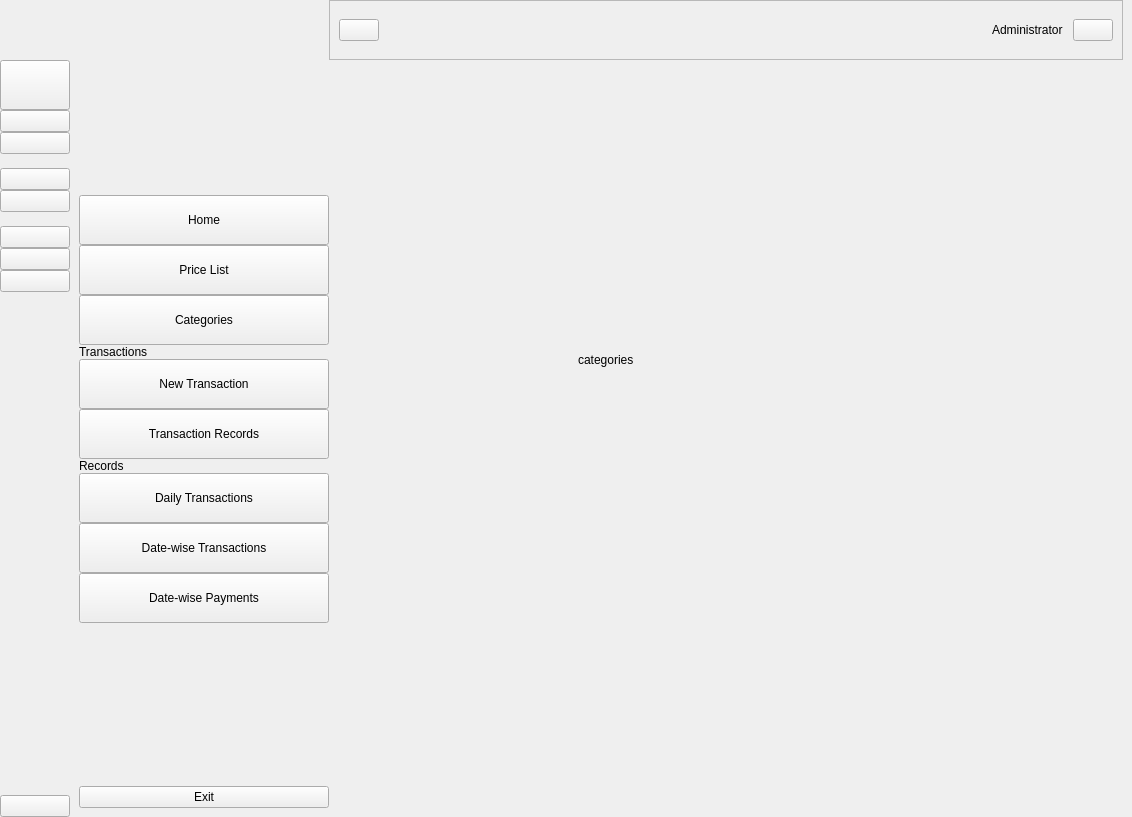
Above: BDPS.ui from GildaFeb/Transaction-Management-System before the change. Below: the same form after it.
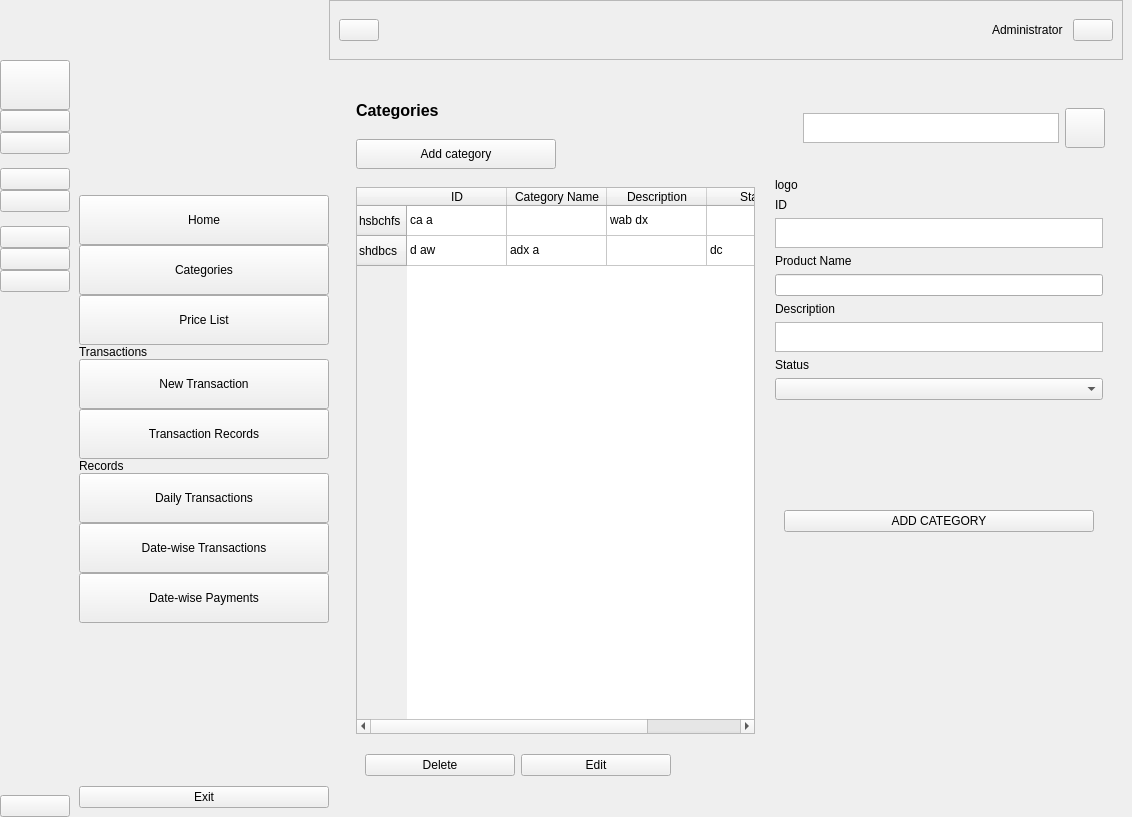
That is the form after the change. The open tabs and pages were chosen to show the change. Icons and pictures are not drawn.

Commit message: Variable Name and Datewise-Layouts

```diff
--- a/BDPS.ui
+++ b/BDPS.ui
@@ -492,39 +492,6 @@
            </property>
           </widget>
          </item>
-         <item>
-          <widget class="QPushButton" name="price_list_btn_2">
-           <property name="minimumSize">
-            <size>
-             <width>250</width>
-             <height>50</height>
-            </size>
-           </property>
-           <property name="cursor">
-            <cursorShape>PointingHandCursor</cursorShape>
-           </property>
-           <property name="text">
-            <string>Price List</string>
-           </property>
-           <property name="icon">
-            <iconset resource="resource.qrc">
-             <normaloff>:/icon/icon/10.png</normaloff>
-             <normalon>:/icon/icon/001lighticons-04full-removebg-preview.png</normalon>:/icon/icon/10.png</iconset>
-           </property>
-           <property name="iconSize">
-            <size>
-             <width>50</width>
-             <height>60</height>
-            </size>
-           </property>
-           <property name="checkable">
-            <bool>true</bool>
-           </property>
-           <property name="autoExclusive">
-            <bool>true</bool>
-           </property>
-          </widget>
-         </item>
          <item>
           <widget class="QPushButton" name="categories_btn_2">
            <property name="minimumSize">
@@ -555,6 +522,39 @@
            </property>
           </widget>
          </item>
+         <item>
+          <widget class="QPushButton" name="price_list_btn_2">
+           <property name="minimumSize">
+            <size>
+             <width>250</width>
+             <height>50</height>
+            </size>
+           </property>
+           <property name="cursor">
+            <cursorShape>PointingHandCursor</cursorShape>
+           </property>
+           <property name="text">
+            <string>Price List</string>
+           </property>
+           <property name="icon">
+            <iconset resource="resource.qrc">
+             <normaloff>:/icon/icon/10.png</normaloff>
+             <normalon>:/icon/icon/001lighticons-04full-removebg-preview.png</normalon>:/icon/icon/10.png</iconset>
+           </property>
+           <property name="iconSize">
+            <size>
+             <width>50</width>
+             <height>60</height>
+            </size>
+           </property>
+           <property name="checkable">
+            <bool>true</bool>
+           </property>
+           <property name="autoExclusive">
+            <bool>true</bool>
+           </property>
+          </widget>
+         </item>
          <item>
           <widget class="QLabel" name="transaction_label">
            <property name="text">
@@ -974,24 +974,26 @@
           </size>
          </property>
          <property name="styleSheet">
-          <string notr="true">#action_area, #table_area, #action_area_payment, #table_area_payment {
+          <string notr="true">#action_area, #table_area, #action_area_payment, #table_area_payment, #datewise_payment {
 	background-color:white;
 	border-radius: 10px;
 }
 
-#search{
+#edit_search_daily_tnx, #editSearch_dwt_4{
 	border-color: black;
 }
 
-#separator {
+#separator, #separator_dwp {
 	background-color: #d6d9e1;
 }
 
 
-#search{
+#search, #editSearch_dwt_4, #edit_search_daily_tnx, #editSearch_dwt{
 	background-color: #f5f7f9;
 
-}</string>
+}
+
+</string>
          </property>
          <property name="currentIndex">
           <number>7</number>
@@ -2076,19 +2078,527 @@
           <layout class="QGridLayout" name="gridLayout_4">
            <item row="0" column="0">
             <widget class="QWidget" name="widget_18" native="true">
-             <widget class="QLabel" name="label_23">
-              <property name="geometry">
-               <rect>
-                <x>240</x>
-                <y>250</y>
-                <width>251</width>
-                <height>81</height>
-               </rect>
-              </property>
-              <property name="text">
-               <string>categories</string>
-              </property>
-             </widget>
+             <layout class="QVBoxLayout" name="verticalLayout_37">
+              <item>
+               <widget class="QWidget" name="widget_33" native="true">
+                <property name="sizePolicy">
+                 <sizepolicy hsizetype="Preferred" vsizetype="Expanding">
+                  <horstretch>0</horstretch>
+                  <verstretch>0</verstretch>
+                 </sizepolicy>
+                </property>
+                <layout class="QVBoxLayout" name="verticalLayout_33">
+                 <property name="spacing">
+                  <number>0</number>
+                 </property>
+                 <property name="leftMargin">
+                  <number>0</number>
+                 </property>
+                 <property name="topMargin">
+                  <number>0</number>
+                 </property>
+                 <property name="rightMargin">
+                  <number>0</number>
+                 </property>
+                 <property name="bottomMargin">
+                  <number>0</number>
+                 </property>
+                 <item>
+                  <widget class="QWidget" name="widget_34" native="true">
+                   <property name="minimumSize">
+                    <size>
+                     <width>0</width>
+                     <height>70</height>
+                    </size>
+                   </property>
+                   <property name="maximumSize">
+                    <size>
+                     <width>16777215</width>
+                     <height>100</height>
+                    </size>
+                   </property>
+                   <layout class="QHBoxLayout" name="horizontalLayout_39">
+                    <property name="spacing">
+                     <number>0</number>
+                    </property>
+                    <property name="leftMargin">
+                     <number>0</number>
+                    </property>
+                    <property name="topMargin">
+                     <number>0</number>
+                    </property>
+                    <property name="rightMargin">
+                     <number>0</number>
+                    </property>
+                    <property name="bottomMargin">
+                     <number>0</number>
+                    </property>
+                    <item>
+                     <widget class="QWidget" name="widget_35" native="true">
+                      <layout class="QHBoxLayout" name="horizontalLayout_40">
+                       <item>
+                        <layout class="QVBoxLayout" name="verticalLayout_34">
+                         <item>
+                          <widget class="QLabel" name="label_55">
+                           <property name="font">
+                            <font>
+                             <pointsize>12</pointsize>
+                             <weight>75</weight>
+                             <bold>true</bold>
+                            </font>
+                           </property>
+                           <property name="text">
+                            <string>Categories</string>
+                           </property>
+                          </widget>
+                         </item>
+                         <item>
+                          <widget class="QPushButton" name="show_category_form">
+                           <property name="minimumSize">
+                            <size>
+                             <width>200</width>
+                             <height>30</height>
+                            </size>
+                           </property>
+                           <property name="maximumSize">
+                            <size>
+                             <width>200</width>
+                             <height>30</height>
+                            </size>
+                           </property>
+                           <property name="cursor">
+                            <cursorShape>PointingHandCursor</cursorShape>
+                           </property>
+                           <property name="text">
+                            <string>Add category</string>
+                           </property>
+                          </widget>
+                         </item>
+                        </layout>
+                       </item>
+                       <item>
+                        <spacer name="horizontalSpacer_17">
+                         <property name="orientation">
+                          <enum>Qt::Horizontal</enum>
+                         </property>
+                         <property name="sizeHint" stdset="0">
+                          <size>
+                           <width>194</width>
+                           <height>20</height>
+                          </size>
+                         </property>
+                        </spacer>
+                       </item>
+                       <item>
+                        <layout class="QHBoxLayout" name="horizontalLayout_41">
+                         <item>
+                          <widget class="QTextEdit" name="edit_search_category">
+                           <property name="minimumSize">
+                            <size>
+                             <width>30</width>
+                             <height>0</height>
+                            </size>
+                           </property>
+                           <property name="maximumSize">
+                            <size>
+                             <width>16777215</width>
+                             <height>30</height>
+                            </size>
+                           </property>
+                          </widget>
+                         </item>
+                         <item>
+                          <widget class="QPushButton" name="search_category_btn">
+                           <property name="minimumSize">
+                            <size>
+                             <width>40</width>
+                             <height>40</height>
+                            </size>
+                           </property>
+                           <property name="maximumSize">
+                            <size>
+                             <width>40</width>
+                             <height>40</height>
+                            </size>
+                           </property>
+                           <property name="cursor">
+                            <cursorShape>PointingHandCursor</cursorShape>
+                           </property>
+                           <property name="text">
+                            <string/>
+                           </property>
+                           <property name="icon">
+                            <iconset resource="resource.qrc">
+                             <normaloff>:/icon/icon/search-13-48.ico</normaloff>:/icon/icon/search-13-48.ico</iconset>
+                           </property>
+                          </widget>
+                         </item>
+                        </layout>
+                       </item>
+                      </layout>
+                     </widget>
+                    </item>
+                   </layout>
+                  </widget>
+                 </item>
+                 <item>
+                  <widget class="QWidget" name="list_prices_2" native="true">
+                   <property name="sizePolicy">
+                    <sizepolicy hsizetype="Preferred" vsizetype="Expanding">
+                     <horstretch>0</horstretch>
+                     <verstretch>0</verstretch>
+                    </sizepolicy>
+                   </property>
+                   <property name="minimumSize">
+                    <size>
+                     <width>730</width>
+                     <height>500</height>
+                    </size>
+                   </property>
+                   <layout class="QGridLayout" name="gridLayout_15">
+                    <property name="leftMargin">
+                     <number>0</number>
+                    </property>
+                    <property name="topMargin">
+                     <number>0</number>
+                    </property>
+                    <property name="rightMargin">
+                     <number>0</number>
+                    </property>
+                    <property name="bottomMargin">
+                     <number>0</number>
+                    </property>
+                    <property name="spacing">
+                     <number>0</number>
+                    </property>
+                    <item row="0" column="0">
+                     <widget class="QWidget" name="price_main_widget_2" native="true">
+                      <property name="sizePolicy">
+                       <sizepolicy hsizetype="Preferred" vsizetype="Expanding">
+                        <horstretch>0</horstretch>
+                        <verstretch>0</verstretch>
+                       </sizepolicy>
+                      </property>
+                      <layout class="QHBoxLayout" name="horizontalLayout_42">
+                       <property name="spacing">
+                        <number>0</number>
+                       </property>
+                       <property name="leftMargin">
+                        <number>0</number>
+                       </property>
+                       <property name="topMargin">
+                        <number>0</number>
+                       </property>
+                       <property name="rightMargin">
+                        <number>0</number>
+                       </property>
+                       <property name="bottomMargin">
+                        <number>0</number>
+                       </property>
+                       <item>
+                        <widget class="QWidget" name="table_item_2" native="true">
+                         <property name="sizePolicy">
+                          <sizepolicy hsizetype="Expanding" vsizetype="Preferred">
+                           <horstretch>0</horstretch>
+                           <verstretch>0</verstretch>
+                          </sizepolicy>
+                         </property>
+                         <layout class="QVBoxLayout" name="verticalLayout_35">
+                          <item>
+                           <widget class="QTableWidget" name="category_table">
+                            <property name="styleSheet">
+                             <string notr="true">
+#tableWidget{
+	color: rgb(255, 255, 255);
+	gridline-color: rgb(255, 255, 255);
+background-color: #1a1c28;
+}</string>
+                            </property>
+                            <row>
+                             <property name="text">
+                              <string>hsbchfs</string>
+                             </property>
+                            </row>
+                            <row>
+                             <property name="text">
+                              <string>shdbcs</string>
+                             </property>
+                            </row>
+                            <column>
+                             <property name="text">
+                              <string>ID</string>
+                             </property>
+                            </column>
+                            <column>
+                             <property name="text">
+                              <string>Category Name</string>
+                             </property>
+                            </column>
+                            <column>
+                             <property name="text">
+                              <string>Description</string>
+                             </property>
+                            </column>
+                            <column>
+                             <property name="text">
+                              <string>Status</string>
+                             </property>
+                            </column>
+                            <item row="0" column="0">
+                             <property name="text">
+                              <string>ca a</string>
+                             </property>
+                            </item>
+                            <item row="0" column="2">
+                             <property name="text">
+                              <string>wab dx</string>
+                             </property>
+                            </item>
+                            <item row="1" column="0">
+                             <property name="text">
+                              <string>d aw</string>
+                             </property>
+                            </item>
+                            <item row="1" column="1">
+                             <property name="text">
+                              <string>adx a</string>
+                             </property>
+                            </item>
+                            <item row="1" column="3">
+                             <property name="text">
+                              <string>dc </string>
+                             </property>
+                            </item>
+                           </widget>
+                          </item>
+                          <item>
+                           <widget class="QWidget" name="widget_36" native="true">
+                            <property name="minimumSize">
+                             <size>
+                              <width>0</width>
+                              <height>50</height>
+                             </size>
+                            </property>
+                            <property name="maximumSize">
+                             <size>
+                              <width>16777215</width>
+                              <height>50</height>
+                             </size>
+                            </property>
+                            <layout class="QHBoxLayout" name="horizontalLayout_43">
+                             <item>
+                              <widget class="QPushButton" name="delete_category_btn">
+                               <property name="minimumSize">
+                                <size>
+                                 <width>150</width>
+                                 <height>0</height>
+                                </size>
+                               </property>
+                               <property name="maximumSize">
+                                <size>
+                                 <width>150</width>
+                                 <height>16777215</height>
+                                </size>
+                               </property>
+                               <property name="text">
+                                <string>Delete</string>
+                               </property>
+                              </widget>
+                             </item>
+                             <item>
+                              <widget class="QPushButton" name="edit_category_btn">
+                               <property name="minimumSize">
+                                <size>
+                                 <width>150</width>
+                                 <height>0</height>
+                                </size>
+                               </property>
+                               <property name="maximumSize">
+                                <size>
+                                 <width>150</width>
+                                 <height>16777215</height>
+                                </size>
+                               </property>
+                               <property name="text">
+                                <string>Edit</string>
+                               </property>
+                              </widget>
+                             </item>
+                             <item>
+                              <spacer name="horizontalSpacer_18">
+                               <property name="orientation">
+                                <enum>Qt::Horizontal</enum>
+                               </property>
+                               <property name="sizeHint" stdset="0">
+                                <size>
+                                 <width>40</width>
+                                 <height>20</height>
+                                </size>
+                               </property>
+                              </spacer>
+                             </item>
+                            </layout>
+                           </widget>
+                          </item>
+                         </layout>
+                        </widget>
+                       </item>
+                       <item>
+                        <widget class="QWidget" name="add_item_3" native="true">
+                         <property name="minimumSize">
+                          <size>
+                           <width>350</width>
+                           <height>0</height>
+                          </size>
+                         </property>
+                         <property name="maximumSize">
+                          <size>
+                           <width>250</width>
+                           <height>16777215</height>
+                          </size>
+                         </property>
+                         <layout class="QVBoxLayout" name="verticalLayout_36">
+                          <property name="leftMargin">
+                           <number>11</number>
+                          </property>
+                          <property name="topMargin">
+                           <number>0</number>
+                          </property>
+                          <property name="rightMargin">
+                           <number>11</number>
+                          </property>
+                          <property name="bottomMargin">
+                           <number>0</number>
+                          </property>
+                          <item>
+                           <widget class="QLabel" name="label_58">
+                            <property name="text">
+                             <string>logo</string>
+                            </property>
+                           </widget>
+                          </item>
+                          <item>
+                           <widget class="QLabel" name="label_59">
+                            <property name="text">
+                             <string>ID </string>
+                            </property>
+                           </widget>
+                          </item>
+                          <item>
+                           <widget class="QTextEdit" name="id_category">
+                            <property name="maximumSize">
+                             <size>
+                              <width>16777215</width>
+                              <height>30</height>
+                             </size>
+                            </property>
+                           </widget>
+                          </item>
+                          <item>
+                           <widget class="QLabel" name="label_60">
+                            <property name="text">
+                             <string>Product Name</string>
+                            </property>
+                           </widget>
+                          </item>
+                          <item>
+                           <widget class="QLineEdit" name="product_name_category"/>
+                          </item>
+                          <item>
+                           <widget class="QLabel" name="label_61">
+                            <property name="text">
+                             <string>Description</string>
+                            </property>
+                           </widget>
+                          </item>
+                          <item>
+                           <widget class="QTextEdit" name="category_description">
+                            <property name="maximumSize">
+                             <size>
+                              <width>16777215</width>
+                              <height>30</height>
+                             </size>
+                            </property>
+                           </widget>
+                          </item>
+                          <item>
+                           <widget class="QLabel" name="label_63">
+                            <property name="text">
+                             <string>Status</string>
+                            </property>
+                           </widget>
+                          </item>
+                          <item>
+                           <widget class="QComboBox" name="status_category">
+                            <property name="maximumSize">
+                             <size>
+                              <width>16777215</width>
+                              <height>70</height>
+                             </size>
+                            </property>
+                           </widget>
+                          </item>
+                          <item>
+                           <widget class="QWidget" name="widget_37" native="true">
+                            <property name="sizePolicy">
+                             <sizepolicy hsizetype="Preferred" vsizetype="Expanding">
+                              <horstretch>0</horstretch>
+                              <verstretch>0</verstretch>
+                             </sizepolicy>
+                            </property>
+                            <layout class="QVBoxLayout" name="verticalLayout_43">
+                             <item>
+                              <spacer name="verticalSpacer_9">
+                               <property name="orientation">
+                                <enum>Qt::Vertical</enum>
+                               </property>
+                               <property name="sizeHint" stdset="0">
+                                <size>
+                                 <width>20</width>
+                                 <height>45</height>
+                                </size>
+                               </property>
+                              </spacer>
+                             </item>
+                             <item>
+                              <widget class="QPushButton" name="add_category_btn">
+                               <property name="cursor">
+                                <cursorShape>PointingHandCursor</cursorShape>
+                               </property>
+                               <property name="text">
+                                <string>ADD CATEGORY</string>
+                               </property>
+                              </widget>
+                             </item>
+                             <item>
+                              <spacer name="verticalSpacer_10">
+                               <property name="orientation">
+                                <enum>Qt::Vertical</enum>
+                               </property>
+                               <property name="sizeHint" stdset="0">
+                                <size>
+                                 <width>20</width>
+                                 <height>258</height>
+                                </size>
+                               </property>
+                              </spacer>
+                             </item>
+                            </layout>
+                           </widget>
+                          </item>
+                         </layout>
+                        </widget>
+                       </item>
+                      </layout>
+                     </widget>
+                    </item>
+                   </layout>
+                  </widget>
+                 </item>
+                </layout>
+               </widget>
+              </item>
+             </layout>
             </widget>
            </item>
           </layout>
```
Left out of the diff: 857 changed lines with no effect on the pictures. The commit also changes 3 other files.
